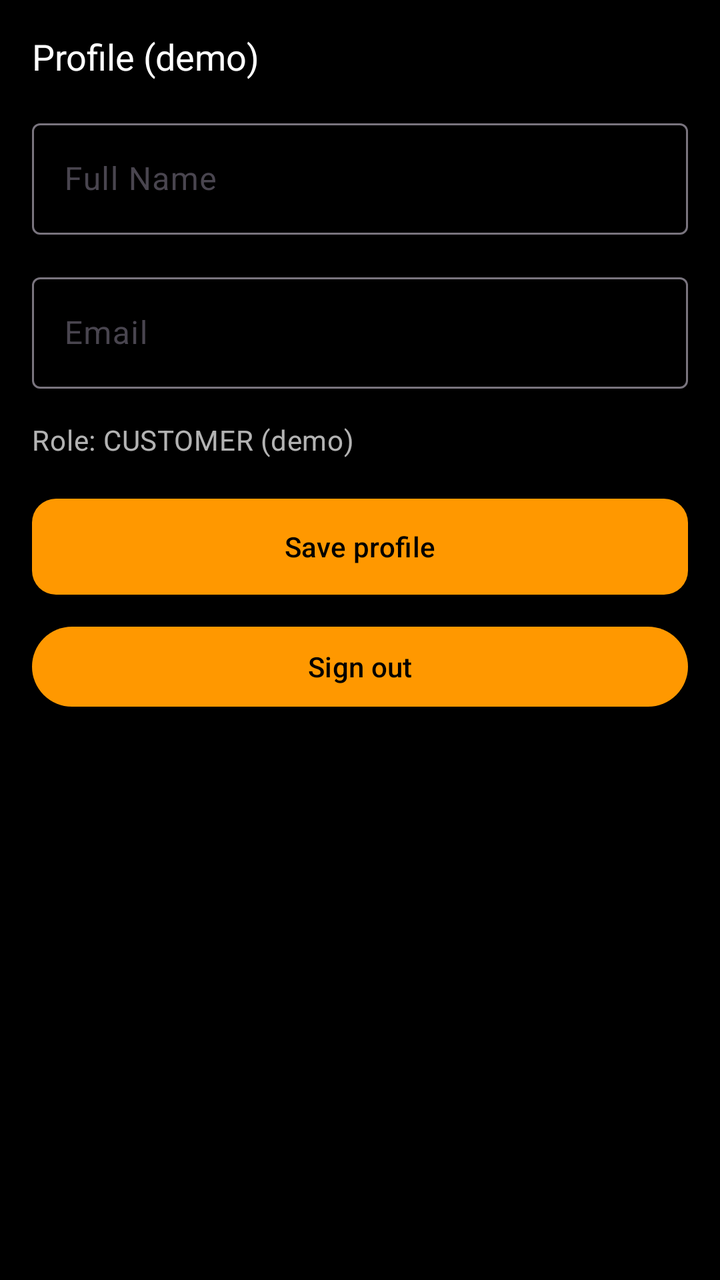
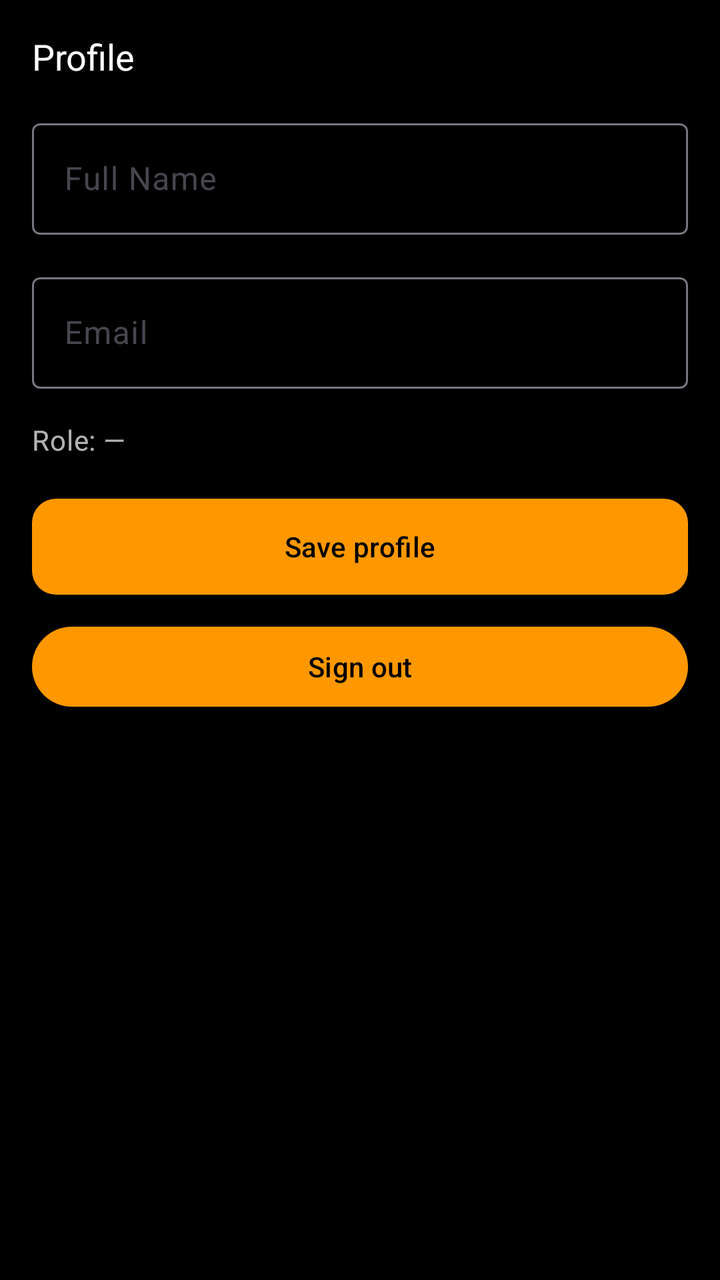

An Android layout rendered at two revisions. The XML below is the earlier revision; the diff shows what the commit changed to produce the second picture.
<!-- AndroidManifest.xml: application theme Theme.BiteForLessFoodBridge -->
<!-- res/layout/fragment_profile.xml -->
<?xml version="1.0" encoding="utf-8"?>
<ScrollView xmlns:android="http://schemas.android.com/apk/res/android"
    android:layout_width="match_parent"
    android:layout_height="match_parent"
    android:background="@color/background"
    android:fillViewport="true">

    <LinearLayout
        android:layout_width="match_parent"
        android:layout_height="wrap_content"
        android:orientation="vertical"
        android:padding="@dimen/spacing_md">

        <TextView
            android:layout_width="wrap_content"
            android:layout_height="wrap_content"
            android:text="Profile (demo)"
            android:textAppearance="@style/TextAppearance.BiteForLess.Title"
            android:textSize="18sp" />

        <com.google.android.material.textfield.TextInputLayout
            android:id="@+id/profile_name_layout"
            style="@style/Widget.Material3.TextInputLayout.OutlinedBox"
            android:layout_width="match_parent"
            android:layout_height="wrap_content"
            android:layout_marginTop="@dimen/spacing_md"
            android:hint="Full Name">

            <com.google.android.material.textfield.TextInputEditText
                android:id="@+id/profile_name"
                android:layout_width="match_parent"
                android:layout_height="wrap_content"
                android:textColor="@color/white" />
        </com.google.android.material.textfield.TextInputLayout>

        <com.google.android.material.textfield.TextInputLayout
            android:id="@+id/profile_email_layout"
            style="@style/Widget.Material3.TextInputLayout.OutlinedBox"
            android:layout_width="match_parent"
            android:layout_height="wrap_content"
            android:layout_marginTop="@dimen/spacing_md"
            android:hint="Email">

            <com.google.android.material.textfield.TextInputEditText
                android:id="@+id/profile_email"
                android:layout_width="match_parent"
                android:layout_height="wrap_content"
                android:textColor="@color/white" />
        </com.google.android.material.textfield.TextInputLayout>

        <TextView
            android:id="@+id/profile_role"
            android:layout_width="wrap_content"
            android:layout_height="wrap_content"
            android:layout_marginTop="@dimen/spacing_md"
            android:text="Role: CUSTOMER (demo)"
            android:textAppearance="@style/TextAppearance.BiteForLess.Body" />

        <Button
            android:id="@+id/profile_save"
            style="@style/Widget.BiteForLess.Button"
            android:layout_width="match_parent"
            android:layout_height="@dimen/button_height"
            android:layout_marginTop="@dimen/spacing_md"
            android:text="Save profile" />

        <Button
            android:id="@+id/profile_sign_out"
            android:layout_width="match_parent"
            android:layout_height="wrap_content"
            android:layout_marginTop="@dimen/spacing_sm"
            android:text="Sign out" />
    </LinearLayout>
</ScrollView>
<!-- resources referenced by this layout -->
<resources>
  <color name="background">#FF000000</color>
  <color name="white">#FFFFFFFF</color>
  <dimen name="button_height">56dp</dimen>
  <dimen name="spacing_md">16dp</dimen>
  <dimen name="spacing_sm">8dp</dimen>
  <style name="TextAppearance.BiteForLess.Body" parent="TextAppearance.Material3.BodyMedium">
          <item name="android:textColor">@color/text_secondary</item>
      </style>
  <style name="TextAppearance.BiteForLess.Title" parent="TextAppearance.Material3.TitleLarge">
          <item name="android:textColor">@color/on_background</item>
      </style>
  <style name="Widget.BiteForLess.Button" parent="Widget.Material3.Button">
          <item name="backgroundTint">@color/primary</item>
          <item name="android:textColor">@color/black</item>
          <item name="cornerRadius">@dimen/button_corner_radius</item>
      </style>
  <style name="Theme.BiteForLessFoodBridge" parent="Base.Theme.BiteForLessFoodBridge" />
  <color name="text_secondary">#B3FFFFFF</color>
  <color name="on_background">#FFFFFFFF</color>
  <color name="primary">#FF9800</color>
  <color name="black">#FF000000</color>
  <dimen name="button_corner_radius">12dp</dimen>
  <style name="Base.Theme.BiteForLessFoodBridge" parent="Theme.Material3.DayNight.NoActionBar">
          <item name="colorPrimary">@color/primary</item>
          <item name="colorOnPrimary">@color/black</item>
          <item name="colorSecondary">@color/secondary</item>
          <item name="colorError">@color/error</item>
          <item name="android:windowBackground">@color/background</item>
          <item name="android:statusBarColor">@color/background</item>
          <item name="android:navigationBarColor">@color/background</item>
          <item name="bottomNavigationStyle">@style/Widget.BiteForLess.BottomNavigation</item>
      </style>
  <color name="secondary">#FFEB3B</color>
  <color name="error">#F44336</color>
  <style name="Widget.BiteForLess.BottomNavigation" parent="Widget.Material3.BottomNavigationView">
          <item name="materialThemeOverlay">@style/ThemeOverlay.BiteForLess.BottomNavigation</item>
      </style>
  <style name="ThemeOverlay.BiteForLess.BottomNavigation" parent="">
          <item name="colorPrimary">@color/primary</item>
          <item name="colorOnSurface">@color/text_secondary</item>
          <item name="colorOnSurfaceVariant">@color/text_hint</item>
      </style>
  <color name="text_hint">#80FFFFFF</color>
</resources>

<!-- the commit's change to res/layout/fragment_profile.xml (unified diff, before → after) -->
@@ -14,7 +14,7 @@
         <TextView
             android:layout_width="wrap_content"
             android:layout_height="wrap_content"
-            android:text="Profile (demo)"
+            android:text="Profile"
             android:textAppearance="@style/TextAppearance.BiteForLess.Title"
             android:textSize="18sp" />
 
@@ -53,7 +53,7 @@
             android:layout_width="wrap_content"
             android:layout_height="wrap_content"
             android:layout_marginTop="@dimen/spacing_md"
-            android:text="Role: CUSTOMER (demo)"
+            android:text="Role: —"
             android:textAppearance="@style/TextAppearance.BiteForLess.Body" />
 
         <Button
